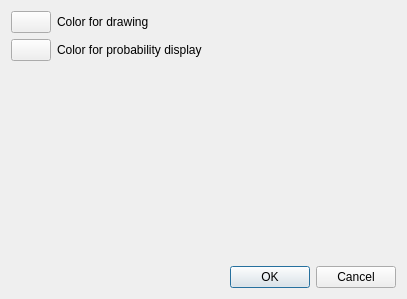
Qt form ilastik/widgets/color_dialog.ui (ilastik/ilastik) before a commit.
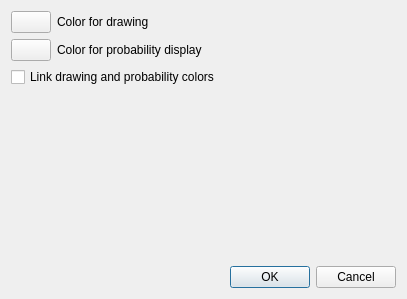
The same form after that commit.

Commit message:
Make Label/Prediction color synced per default
Adds a synchronization checkbox for Label/Prediction color choosing.

The new default, linked colors, should be the more popular use-case.
Changing the label color automatically changes the prediction color (if in sync
state). Clicking the then CheckBox gets back into
the synced state.

Also fixes previous issues when cancelling ("undefined" black color).

Added tests

What changed in the file:
```diff
--- a/ilastik/widgets/color_dialog.ui
+++ b/ilastik/widgets/color_dialog.ui
@@ -56,6 +56,16 @@
        </property>
       </widget>
      </item>
+     <item row="2" column="0" colspan="2">
+      <widget class="QCheckBox" name="linkColorCheckBox">
+       <property name="statusTip">
+        <string>Toggle linking colors for drawing annotations and predictions.</string>
+       </property>
+       <property name="text">
+        <string>Link drawing and probability colors</string>
+       </property>
+      </widget>
+     </item>
     </layout>
    </item>
    <item>
```
The commit also changes 2 other files.
